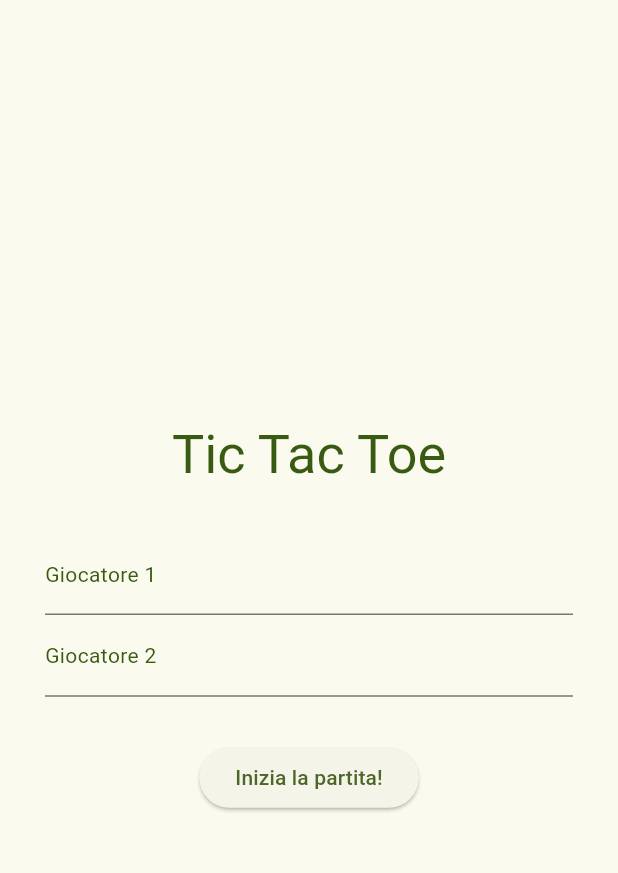
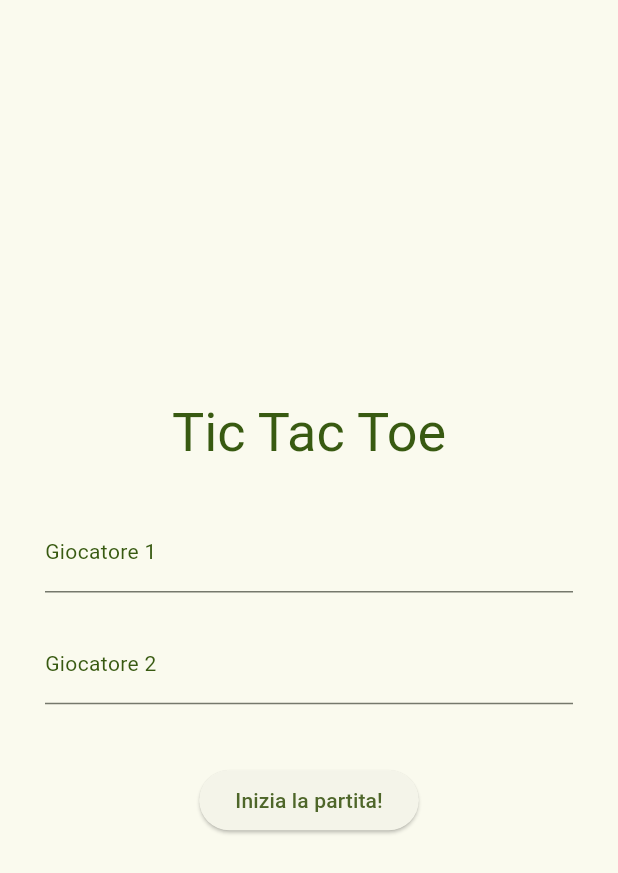
Before and after one commit to Alimentiamoci-SRL-Societa-Benefit/flutter_tic_tac_toe, a Flutter app: the screen it shows after launch, on a phone screen of 412 x 824 dp. Shown: the top 873 px of the screen. Run offline on Flutter 3.47's test engine with Material 3 defaults, Android fonts, the phone set to English and light mode, and no system bars.

Commit message:
restyle | minor style refactoring

```diff
--- a/lib/main.dart
+++ b/lib/main.dart
@@ -63,6 +63,7 @@ class _HomePageState extends State<HomePage> {
                 controller: player1Controller,
                 style: Theme.of(context).textTheme.bodyLarge,
               ),
+              const SizedBox(height: 20),
               TextFormField(
                 decoration: InputDecoration(
                   labelText: 'Giocatore 2',
@@ -71,7 +72,7 @@ class _HomePageState extends State<HomePage> {
                 controller: player2Controller,
                 style: Theme.of(context).textTheme.bodyLarge,
               ),
-              const SizedBox(height: 30),
+              const SizedBox(height: 40),
               ElevatedButton(
                 onPressed: () {
                   Navigator.of(context).push(MaterialPageRoute<void>(
```
